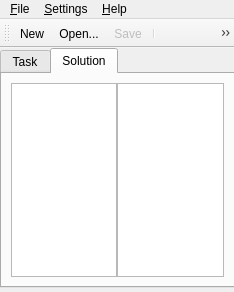
Before: the Qt Designer form ui/mainwindow.ce.ui in leppa/tspsg, drawn with Qt 5.
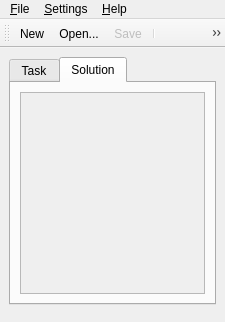
After: the same form once the commit is applied. The open tabs and pages were chosen to show the change. Icons and pictures are not drawn.

Commit message:
+ Finished solving algorithm (needs thorough testing). + Solution can be saved to HTML or OpenDocument format. + Added VERSIONINFO resource for windows builds. * Updated translations to have unified terminology everywhere.
NB: This will be the first public alpha build.

Diff of the .ui file:
```diff
--- a/ui/mainwindow.ce.ui
+++ b/ui/mainwindow.ce.ui
@@ -9,8 +9,8 @@
    <rect>
     <x>0</x>
     <y>0</y>
-    <width>234</width>
-    <height>292</height>
+    <width>225</width>
+    <height>322</height>
    </rect>
   </property>
   <property name="windowTitle">
@@ -21,19 +21,16 @@
     <normaloff>:/images/Icon.png</normaloff>:/images/Icon.png</iconset>
   </property>
   <widget class="QWidget" name="centralwidget">
-   <property name="enabled">
-    <bool>true</bool>
-   </property>
    <widget class="QTabWidget" name="tabWidget">
     <property name="enabled">
      <bool>true</bool>
     </property>
     <property name="geometry">
      <rect>
-      <x>0</x>
-      <y>0</y>
-      <width>235</width>
-      <height>240</height>
+      <x>9</x>
+      <y>9</y>
+      <width>207</width>
+      <height>248</height>
      </rect>
     </property>
     <property name="sizePolicy">
@@ -207,34 +204,20 @@
      </attribute>
      <layout class="QVBoxLayout" name="_4">
       <item>
-       <layout class="QHBoxLayout" name="_5">
-        <property name="spacing">
-         <number>0</number>
+       <widget class="QTextEdit" name="solutionText">
+        <property name="enabled">
+         <bool>false</bool>
         </property>
-        <item>
-         <widget class="QTextEdit" name="textEdit">
-          <property name="sizePolicy">
-           <sizepolicy hsizetype="Expanding" vsizetype="Expanding">
-            <horstretch>0</horstretch>
-            <verstretch>0</verstretch>
-           </sizepolicy>
-          </property>
-          <property name="statusTip">
-           <string>Solution steps</string>
-          </property>
-          <property name="readOnly">
-           <bool>true</bool>
-          </property>
-         </widget>
-        </item>
-        <item>
-         <widget class="QGraphicsView" name="graphicsView">
-          <property name="statusTip">
-           <string>Solution graph</string>
-          </property>
-         </widget>
-        </item>
-       </layout>
+        <property name="statusTip">
+         <string>Solution steps</string>
+        </property>
+        <property name="readOnly">
+         <bool>true</bool>
+        </property>
+        <property name="textInteractionFlags">
+         <set>Qt::TextSelectableByKeyboard|Qt::TextSelectableByMouse</set>
+        </property>
+       </widget>
       </item>
      </layout>
     </widget>
@@ -245,8 +228,8 @@
     <rect>
      <x>0</x>
      <y>0</y>
-     <width>234</width>
-     <height>24</height>
+     <width>225</width>
+     <height>22</height>
     </rect>
    </property>
    <widget class="QMenu" name="menuFile">
```
Left out of the diff: 22 changed lines with no effect on the pictures. The commit also changes 24 other files.
